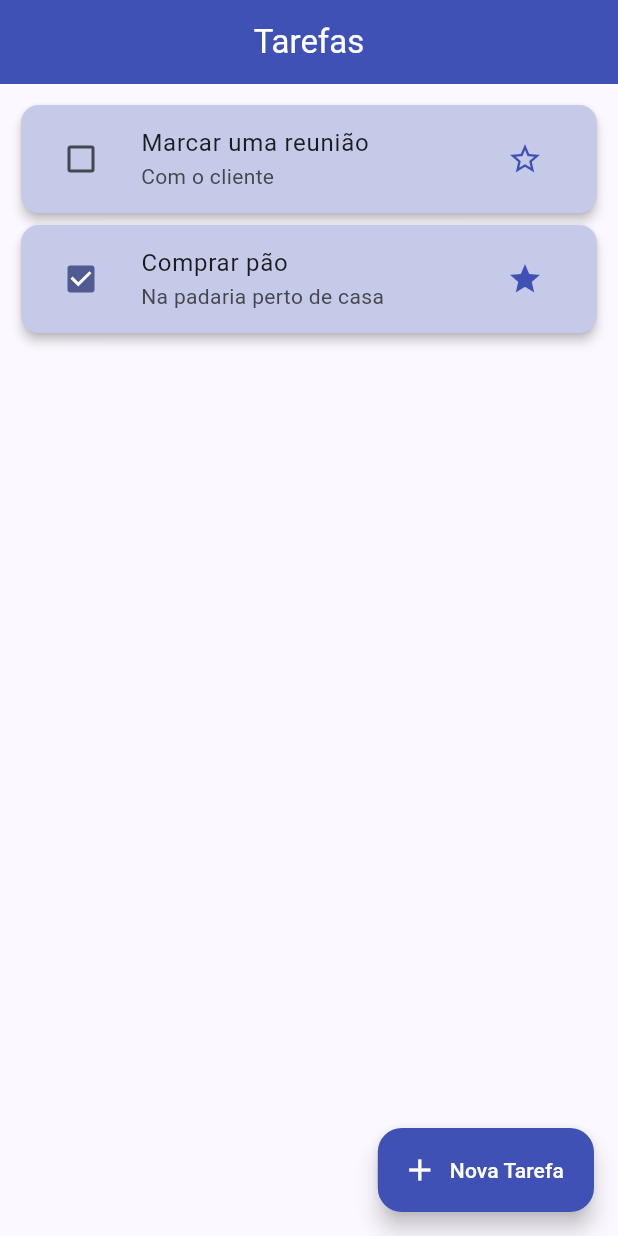
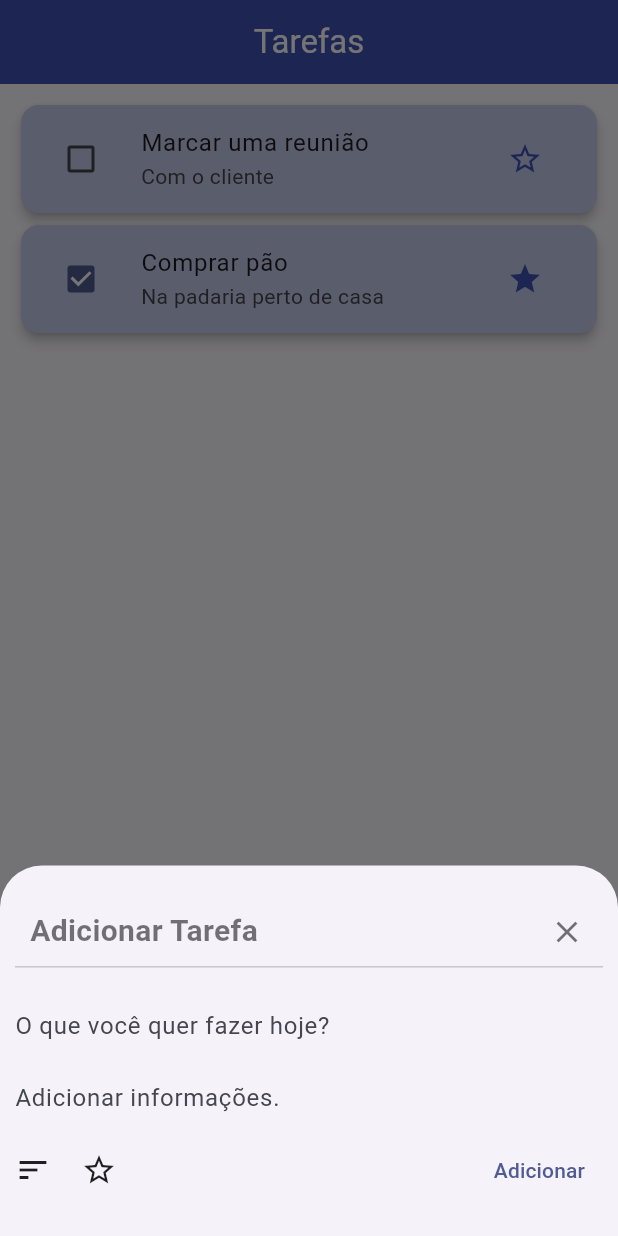
Before and after one commit to Leokrindges/todo_list, a Flutter app: the screen it shows after launch, after a tap on "Nova Tarefa", on a phone screen of 412 x 824 dp. Run offline on Flutter 3.47's test engine with Material 3 defaults, Android fonts, the phone set to English and light mode, and no system bars.

Commit message:
feat: Add task list page and widget to add new tasks

```diff
--- a/lib/main.dart
+++ b/lib/main.dart
@@ -1,5 +1,5 @@
 import 'package:flutter/material.dart';
-import 'package:todo_list/pages/tasks_list.page.dart';
+import 'package:todo_list/pages/add_tasks_list.page.dart';
 
 void main() {
   runApp(const MyApp());
--- a/lib/pages/tasks_list.page.dart
+++ b/lib/pages/add_tasks_list.page.dart
@@ -1,5 +1,6 @@
 import 'package:flutter/material.dart';
 import 'package:todo_list/model/task.model.dart';
+import 'package:todo_list/widgets/add_task.widget.dart';
 
 class TasksListPage extends StatefulWidget {
   TasksListPage({super.key});
@@ -18,12 +19,16 @@ class _TasksListPageState extends State<TasksListPage> {
     )..completed = true,
   ];
 
+  void addTask() {
+    showModalBottomSheet(context: context, builder: (ctx) => const AddTast());
+  }
+
   @override
   Widget build(BuildContext context) {
     return Scaffold(
       appBar: AppBar(title: Text('Tarefas'), centerTitle: true),
       floatingActionButton: FloatingActionButton.extended(
-        onPressed: () {},
+        onPressed: addTask,
         label: Text('Nova Tarefa'),
         icon: Icon(Icons.add),
       ),
--- /dev/null
+++ b/lib/widgets/add_task.widget.dart
@@ -0,0 +1,61 @@
+import 'package:flutter/material.dart';
+
+class AddTast extends StatelessWidget {
+  const AddTast({super.key});
+
+  @override
+  Widget build(BuildContext context) {
+    return Padding(
+      padding: const EdgeInsets.symmetric(horizontal: 10.0, vertical: 20.0),
+      child: Column(
+        mainAxisSize: MainAxisSize.min,
+        children: [
+          Row(
+            mainAxisAlignment: MainAxisAlignment.spaceBetween,
+            children: [
+              Padding(
+                padding: const EdgeInsets.symmetric(horizontal: 10.0),
+                child: Text(
+                  'Adicionar Tarefa',
+                  style: TextStyle(
+                    fontSize: 20,
+                    fontWeight: FontWeight.bold,
+                    color: Colors.black54,
+                  ),
+                ),
+              ),
+              IconButton(
+                icon: Icon(Icons.close),
+                color: Colors.black54,
+                onPressed: () {},
+              ),
+            ],
+          ),
+          Divider(thickness: 1, height: 0),
+          SizedBox(height: 15),
+          TextField(
+            decoration: InputDecoration(
+              border: InputBorder.none,
+              hintText: 'O que você quer fazer hoje?',
+            ),
+          ),
+          TextField(
+            decoration: InputDecoration(
+              border: InputBorder.none,
+              hintText: 'Adicionar informações.',
+            ),
+          ),
+          Row(
+            children: [
+              Icon(Icons.sort),
+              SizedBox(width: 20),
+              Icon(Icons.star_border),
+              Spacer(),
+              TextButton(onPressed: () {}, child: Text('Adicionar')),
+            ],
+          ),
+        ],
+      ),
+    );
+  }
+}
```
